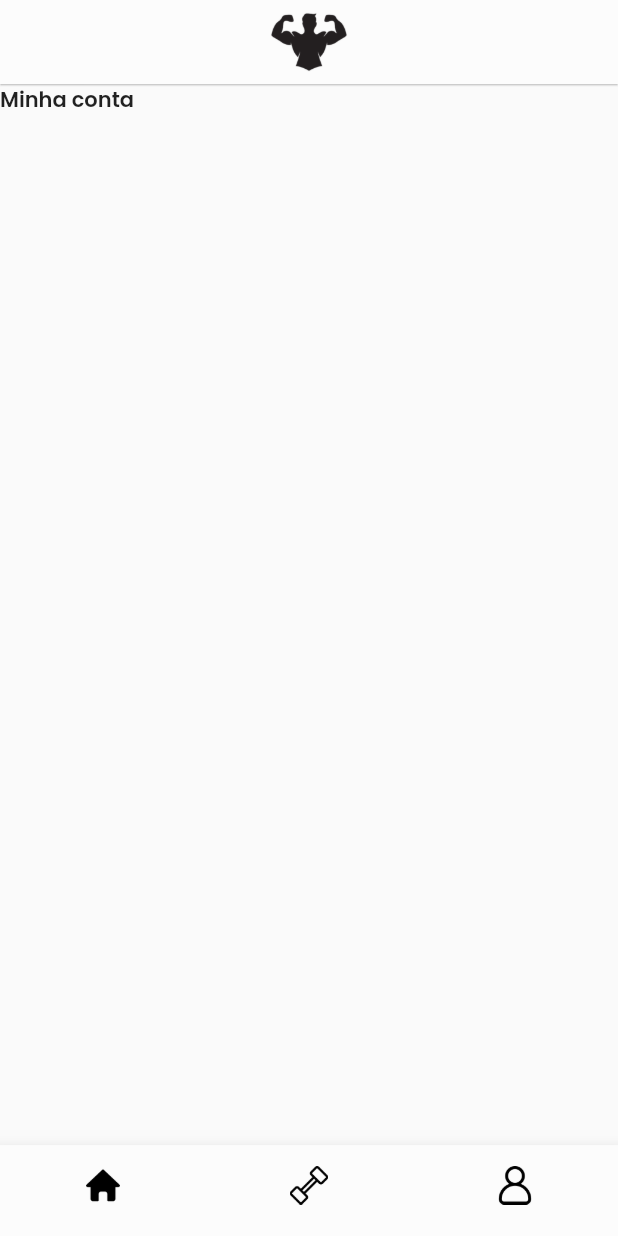
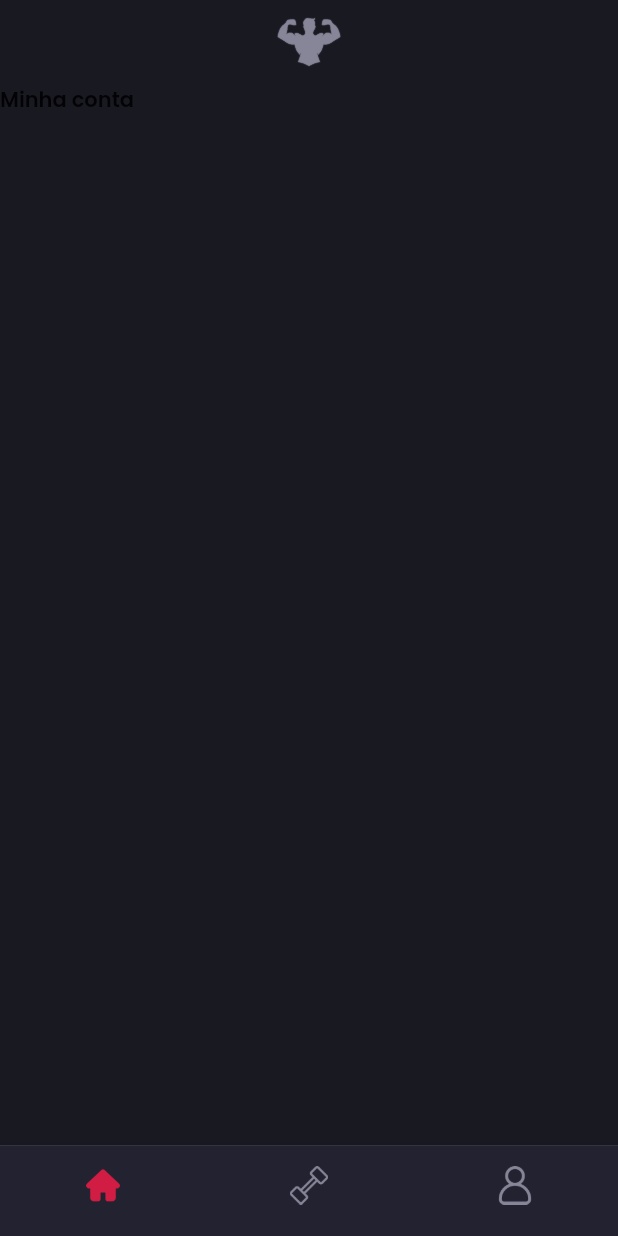
Before and after one commit to brunodeev/gym_app, a Flutter app: the screen it shows after launch, on a phone screen of 412 x 824 dp. Run offline on Flutter 3.47's test engine with Material 2 defaults, Android fonts, the phone set to English and light mode, and no system bars.

Commit message:
mudança no tema e icones

```diff
--- a/lib/components/default_app_bar.dart
+++ b/lib/components/default_app_bar.dart
@@ -1,14 +1,13 @@
 import 'package:flutter/material.dart';
-
-import '../constants/colors.dart';
+import 'package:gym_app/constants/colors.dart';
 
 AppBar defaultAppBar() {
   return AppBar(
-    backgroundColor: bgColor,
-    elevation: 0.5,
+    backgroundColor: kPrimaryColor,
+    elevation: 0,
     title: Image.asset(
       'assets/images/gym_icon.png',
-      scale: 5,
+      scale: 6,
     ),
     centerTitle: true,
   );
--- a/lib/constants/colors.dart
+++ b/lib/constants/colors.dart
@@ -1,4 +1,5 @@
 import 'package:flutter/material.dart';
 
-const kWhite = Color(0xFFE2E2E2);
-const bgColor = Color(0xFFFCFCFC);
+const kPrimaryColor = Color(0xFF191922);
+const kSecondaryColor = Color(0xFF222230);
+const kAccentColor = Color(0xFFF3305A);
--- a/lib/main.dart
+++ b/lib/main.dart
@@ -1,7 +1,7 @@
 import 'package:flutter/material.dart';
 import 'package:flutter/services.dart';
 import 'package:gym_app/constants/colors.dart';
-import 'views/home_page.dart';
+import 'views/main_page.dart';
 
 void main() {
   runApp(const MyApp());
@@ -13,12 +13,13 @@ class MyApp extends StatelessWidget {
   @override
   Widget build(BuildContext context) {
     SystemChrome.setSystemUIOverlayStyle(const SystemUiOverlayStyle(
-      systemNavigationBarColor: bgColor,
+      systemNavigationBarColor: kSecondaryColor,
       statusBarColor: Colors.transparent,
     ));
     return MaterialApp(
+      color: kPrimaryColor,
       debugShowCheckedModeBanner: false,
-      home: const HomePage(),
+      home: const MainPage(),
       theme: ThemeData(
         fontFamily: 'Poppins2',
       ),
--- a/lib/views/home_page.dart
+++ b/lib/views/main_page.dart
@@ -4,19 +4,19 @@ import 'package:gym_app/views/new.dart';
 
 import '../components/default_app_bar.dart';
 
-class HomePage extends StatefulWidget {
-  const HomePage({super.key});
+class MainPage extends StatefulWidget {
+  const MainPage({super.key});
 
   @override
-  State<HomePage> createState() => _HomePageState();
+  State<MainPage> createState() => _MainPageState();
 }
 
-class _HomePageState extends State<HomePage> {
+class _MainPageState extends State<MainPage> {
   int _index = 0;
   final List<Widget> _telas = [
-    New("Minha conta"),
-    New("Meus Treinos"),
-    New("Meus pedidos"),
+    const New("Minha conta"),
+    const New("Meus Treinos"),
+    const New("Meus pedidos"),
   ];
   @override
   Widget build(BuildContext context) {
@@ -24,7 +24,7 @@ class _HomePageState extends State<HomePage> {
       appBar: defaultAppBar(),
       body: _telas[_index],
       bottomNavigationBar: BottomNavigationBar(
-        backgroundColor: bgColor,
+        backgroundColor: kSecondaryColor,
         currentIndex: _index,
         onTap: toggleClick,
         showSelectedLabels: false,
--- a/lib/views/new.dart
+++ b/lib/views/new.dart
@@ -1,6 +1,5 @@
 import 'package:flutter/material.dart';
-import 'package:flutter/src/widgets/container.dart';
-import 'package:flutter/src/widgets/framework.dart';
+import 'package:gym_app/constants/colors.dart';
 
 class New extends StatelessWidget {
   const New(this.title, {super.key});
@@ -10,6 +9,7 @@ class New extends StatelessWidget {
   @override
   Widget build(BuildContext context) {
     return Scaffold(
+      backgroundColor: kPrimaryColor,
       body: Text(title),
     );
   }
```
Also changed, not shown: assets/icons/avatar.png, assets/icons/avatar_outlined.png, assets/icons/halter.png, assets/icons/halter_outlined.png, assets/icons/home.png, assets/icons/home_outlined.png, assets/images/gym_icon.png.
